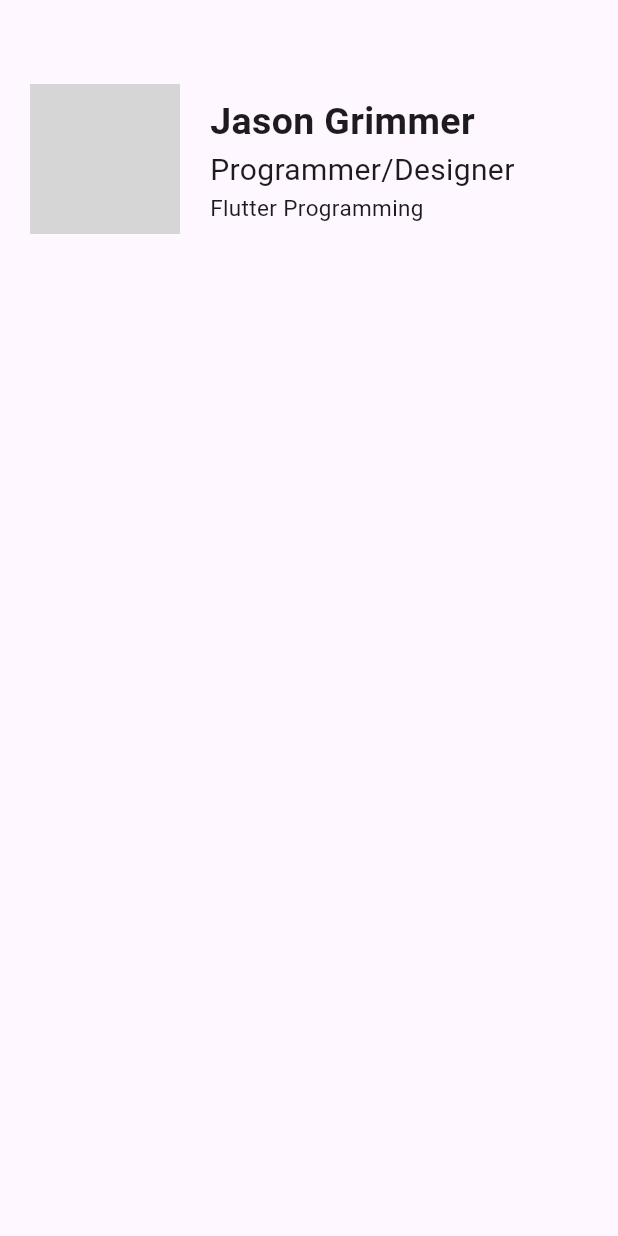
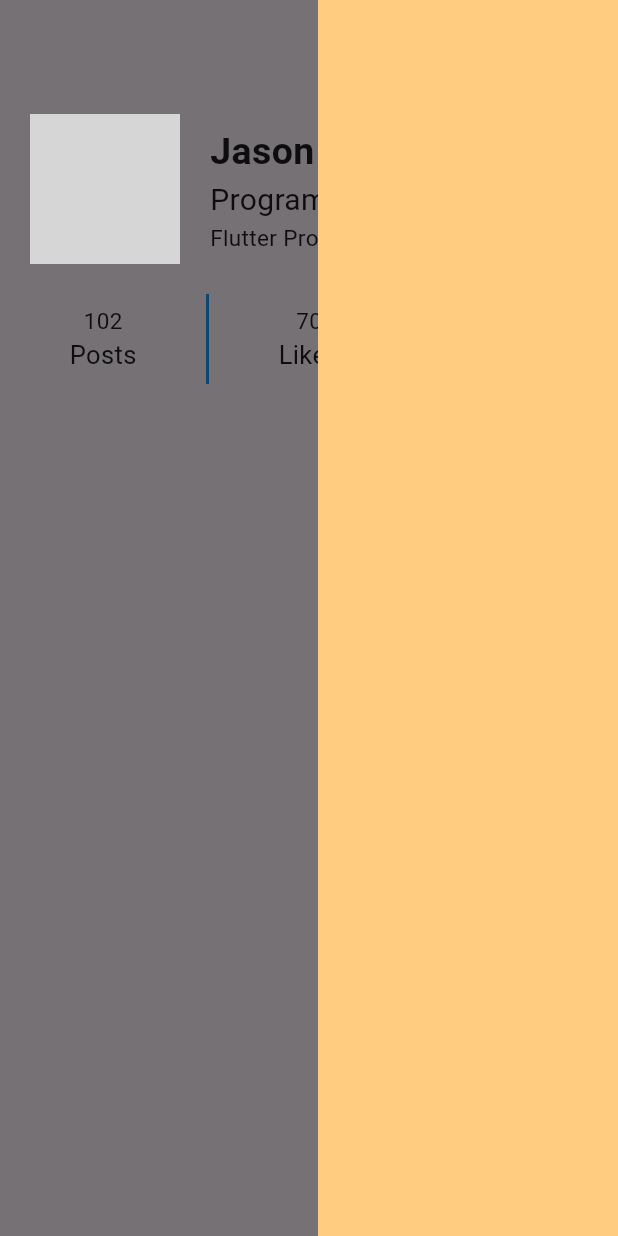
Before and after one commit to Choisj01/Flutter-PJ-CSJ, a Flutter app: the screen it shows after launch, with the side drawer open (before the commit the screen has no drawer), on a phone screen of 412 x 824 dp. Run offline on Flutter 3.47's test engine with Material 3 defaults, Android fonts, the phone set to English and light mode, and no system bars; grey boxes are pictures that could not be loaded.

Commit message:
플러터 pj 3

```diff
--- /dev/null
+++ b/03.플러터PJ/app_03_profile/lib/components/profile_count_info.dart
@@ -0,0 +1,53 @@
+// 프로파일 카운트 정보 : 컨텐츠 카운트 정보 클래스
+
+import 'package:flutter/material.dart';
+
+class ProfileCountInfo extends StatelessWidget {
+  const ProfileCountInfo({Key? key}) : super(key: key);
+
+  // 빌드 재정의!
+  @override
+  Widget build(BuildContext context) {
+    return Row(
+      // 컨텐츠 주변을 일정한 공간으로 채우기
+      mainAxisAlignment: MainAxisAlignment.spaceEvenly,
+      children: [
+        // 정보위젯 : _buildInfo()
+        // 사이구분선 : _buildLine()
+        _buildInfo("102", "Posts"),
+        _buildLine(),
+        _buildInfo("70", "Likes"),
+        _buildLine(),
+        _buildInfo("20", "Share"),
+      ],
+    );
+  }
+}
+
+// 정보위젯 만들기 : 전달값 (카운트숫자, 타이틀문구)
+Widget _buildInfo(String count, String title) {
+  // 세로 배치니까 Column위젯을 만들어서 리턴함!
+  return Column(
+    children: [
+      // 카운트 숫자 텍스트
+      Text(
+        count,
+        style: TextStyle(fontSize: 15),
+      ),
+      // 타이틀 텍스트
+      Text(
+        title,
+        style: TextStyle(fontSize: 17),
+      ),
+    ],
+  );
+}
+
+// 사이구분선 만들기 함수
+Widget _buildLine() {
+  return Container(
+    width: 2,
+    height: 60,
+    color: Colors.blue,
+  );
+}
--- /dev/null
+++ b/03.플러터PJ/app_03_profile/lib/components/profile_drawer.dart
@@ -0,0 +1,21 @@
+// 오른쪽에서 들어오는 사이드 박스 드로워 클래스
+
+import 'package:flutter/material.dart';
+
+class ProfileDrawer extends StatelessWidget {
+  const ProfileDrawer({Key? key}) : super(key: key);
+
+  // 빌드 재정의!
+  @override
+  Widget build(BuildContext context) {
+    // 사이드 박스는 Container로 만들어 준다!
+    return Container(
+      // 가로크기
+      width: 200,
+      // 높이값 double.infinity는 높이채우기
+      height: double.infinity,
+      // 박스 배경색
+      color: Colors.orange.shade200,
+    );
+  }
+}
--- a/03.플러터PJ/app_03_profile/lib/main.dart
+++ b/03.플러터PJ/app_03_profile/lib/main.dart
@@ -3,6 +3,11 @@ import 'package:flutter/material.dart';
 import 'package:app_03_profile/theme.dart';
 // 프로파일 헤더영역 불러오기
 import 'package:app_03_profile/components/profile_header.dart';
+// 사이드 박스 드로워 불러오기
+import 'package:app_03_profile/components/profile_drawer.dart';
+// 프로파일 카운트 정보 불러오기
+import 'package:app_03_profile/components/profile_count_info.dart';
+
 
 void main() {
   runApp(const MyApp());
@@ -17,7 +22,7 @@ class MyApp extends StatelessWidget {
     return MaterialApp(
       // 디버그 모드 지우기
       debugShowCheckedModeBanner: false,
-      // 테마를 위한 클래스를 만들고 불러오기
+      // 테마를 위한 클래스를 만들고 메서드를 불러오기
       theme: theme(),
       // 메인 홈 지정하기
       home: ProfilePage(),
@@ -33,21 +38,29 @@ class ProfilePage extends StatelessWidget {
   @override
   Widget build(BuildContext context) {
     return Scaffold(
-      // 상단 앱바 만들기 함수 호출
+      // 사이드 박스 드로워는 drawer -> 왼쪽에서 들어옴
+      // endDrawer -> 오른쪽에서 들어옴
+      // 기본작동은 햄버거 터치시 들어옴/ 빈곳 터치시 나감
+      endDrawer: ProfileDrawer(),
+      // 상단 앱바 만들기 함수 호출 : 기본앱바
+      // 드로워가 있으면 햄버거 아이콘이 출력됨!
       appBar: _buildProfileAppBar(),
-      // 본문파트인 바디 구성하기
+      // 본문파트인 바디구성하기
       body: Column(
         children: [
+          SizedBox(height: 20), // 위아래 간격
           // 프로파일 헤더파트 : 인물 사진 및 소개
           ProfileHeader(),
-
+          SizedBox(height: 20), // 위아래 간격
+          // 프로파일 카운트 정보 : 컨텐츠 카운트 정보
+          ProfileCountInfo(),
         ],
       ),
     );
   }
 }
 
-// 앱바 생성 함수
+// 앱바생성 함수
 AppBar _buildProfileAppBar() {
   return AppBar();
 }
```
Also changed, not shown: 03.플러터PJ/app_03_profile/lib/theme.dart (+6 -5 lines), 가이드설계/플러터PJ생성하기.txt (renamed from 03.플러터PJ/플러터PJ생성하기.txt), 8 other files.
